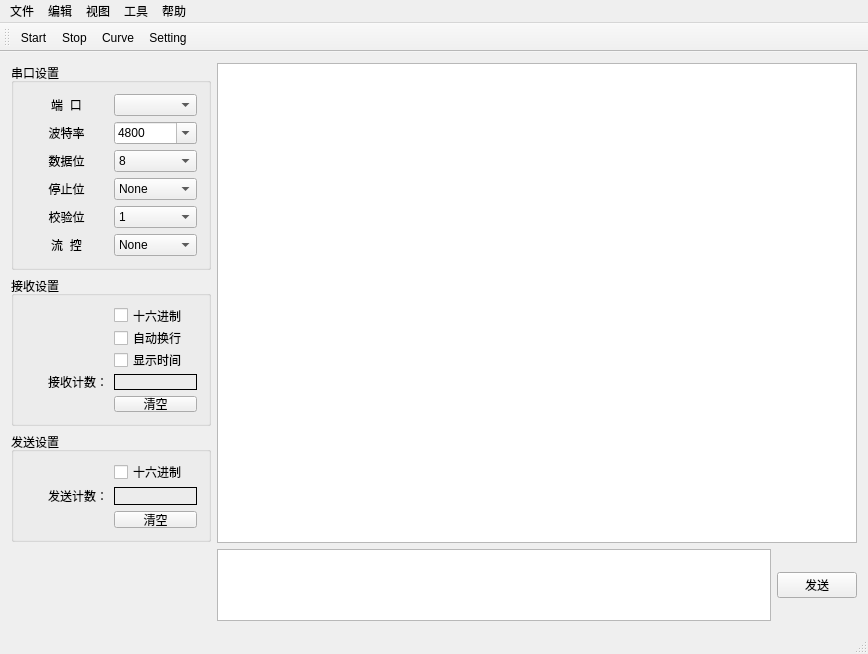
LogicPi-cn/SerialMasterQt5, file mainwindow.ui: the form before one commit.
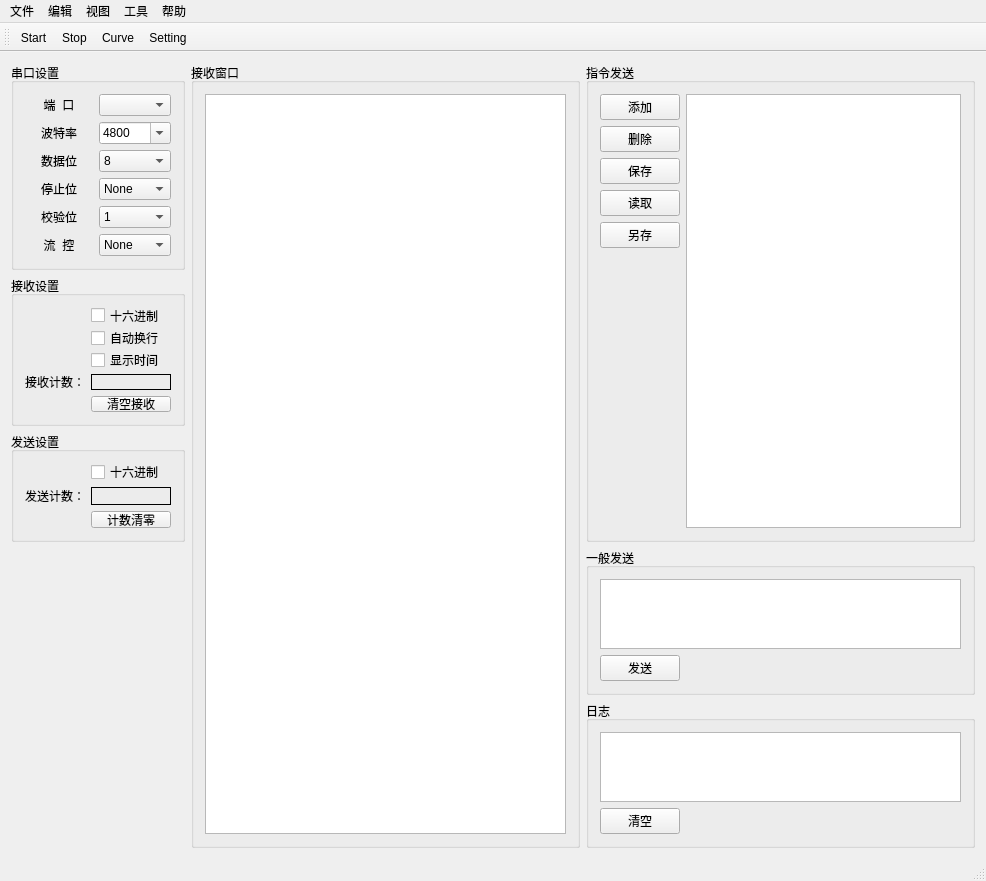
The form after the commit. Icons and pictures are not drawn.

Patch:
```diff
--- a/mainwindow.ui
+++ b/mainwindow.ui
@@ -6,8 +6,8 @@
    <rect>
     <x>0</x>
     <y>0</y>
-    <width>864</width>
-    <height>654</height>
+    <width>986</width>
+    <height>859</height>
    </rect>
   </property>
   <property name="windowTitle">
@@ -19,32 +19,12 @@
   </property>
   <widget class="QWidget" name="centralWidget">
    <layout class="QGridLayout" name="gridLayout_4">
-    <item row="4" column="2">
-     <widget class="QPushButton" name="pushButton_Send">
-      <property name="text">
-       <string>发送</string>
-      </property>
-     </widget>
-    </item>
-    <item row="3" column="0" rowspan="2">
-     <spacer name="verticalSpacer">
-      <property name="orientation">
-       <enum>Qt::Vertical</enum>
-      </property>
-      <property name="sizeHint" stdset="0">
-       <size>
-        <width>20</width>
-        <height>40</height>
-       </size>
-      </property>
-     </spacer>
-    </item>
     <item row="0" column="0">
      <widget class="QGroupBox" name="groupBox">
       <property name="minimumSize">
        <size>
-        <width>200</width>
-        <height>22</height>
+        <width>0</width>
+        <height>0</height>
        </size>
       </property>
       <property name="maximumSize">
@@ -186,65 +166,25 @@
       </layout>
      </widget>
     </item>
-    <item row="2" column="0">
-     <widget class="QGroupBox" name="groupBox_3">
-      <property name="maximumSize">
-       <size>
-        <width>16777215</width>
-        <height>110</height>
-       </size>
-      </property>
+    <item row="0" column="4" rowspan="5">
+     <widget class="QGroupBox" name="groupBox_4">
       <property name="title">
-       <string>发送设置</string>
+       <string>接收窗口</string>
       </property>
-      <layout class="QGridLayout" name="gridLayout_3">
-       <item row="0" column="1">
-        <widget class="QCheckBox" name="checkBox_SendAsHex">
-         <property name="text">
-          <string>十六进制</string>
-         </property>
-        </widget>
-       </item>
-       <item row="1" column="1">
-        <widget class="QLabel" name="label_SendCnt">
-         <property name="frameShape">
-          <enum>QFrame::Box</enum>
-         </property>
-         <property name="text">
-          <string/>
-         </property>
-        </widget>
-       </item>
-       <item row="1" column="0">
-        <widget class="QLabel" name="label_9">
-         <property name="text">
-          <string>发送计数：</string>
-         </property>
-         <property name="alignment">
-          <set>Qt::AlignRight|Qt::AlignTrailing|Qt::AlignVCenter</set>
-         </property>
-        </widget>
-       </item>
-       <item row="2" column="1">
-        <widget class="QPushButton" name="pushButton_SendClear">
-         <property name="text">
-          <string>清空</string>
+      <layout class="QGridLayout" name="gridLayout_5">
+       <item row="0" column="0">
+        <widget class="QTextEdit" name="textEdit_Receive">
+         <property name="minimumSize">
+          <size>
+           <width>0</width>
+           <height>0</height>
+          </size>
          </property>
         </widget>
        </item>
       </layout>
      </widget>
     </item>
-    <item row="0" column="1" rowspan="4" colspan="2">
-     <widget class="QTextEdit" name="textEdit_Receive">
-      <property name="minimumSize">
-       <size>
-        <width>640</width>
-        <height>480</height>
-       </size>
-      </property>
-     </widget>
-    </item>
     <item row="1" column="0">
      <widget class="QGroupBox" name="groupBox_2">
       <property name="maximumSize">
@@ -301,6 +241,110 @@
        <item row="4" column="1">
         <widget class="QPushButton" name="pushButton_ReceiveClear">
          <property name="text">
+          <string>清空接收</string>
+         </property>
+        </widget>
+       </item>
+      </layout>
+     </widget>
+    </item>
+    <item row="3" column="5">
+     <widget class="QGroupBox" name="groupBox_5">
+      <property name="title">
+       <string>一般发送</string>
+      </property>
+      <layout class="QGridLayout" name="gridLayout_6">
+       <item row="1" column="0" rowspan="3">
+        <widget class="QTextEdit" name="textEdit_Send">
+         <property name="maximumSize">
+          <size>
+           <width>16777215</width>
+           <height>200</height>
+          </size>
+         </property>
+        </widget>
+       </item>
+       <item row="4" column="0">
+        <widget class="QPushButton" name="pushButton_Send">
+         <property name="maximumSize">
+          <size>
+           <width>80</width>
+           <height>16777215</height>
+          </size>
+         </property>
+         <property name="text">
+          <string>发送</string>
+         </property>
+        </widget>
+       </item>
+      </layout>
+     </widget>
+    </item>
+    <item row="0" column="5" rowspan="3">
+     <widget class="QGroupBox" name="groupBox_6">
+      <property name="title">
+       <string>指令发送</string>
+      </property>
+      <layout class="QGridLayout" name="gridLayout_7">
+       <item row="3" column="1">
+        <widget class="QPushButton" name="pushButton_LoadCmd">
+         <property name="text">
+          <string>读取</string>
+         </property>
+        </widget>
+       </item>
+       <item row="4" column="1">
+        <widget class="QPushButton" name="pushButton_SaveAs">
+         <property name="text">
+          <string>另存</string>
+         </property>
+        </widget>
+       </item>
+       <item row="1" column="1">
+        <widget class="QPushButton" name="pushButton_RemoveCmd">
+         <property name="text">
+          <string>删除</string>
+         </property>
+        </widget>
+       </item>
+       <item row="0" column="1">
+        <widget class="QPushButton" name="pushButton_AddCmd">
+         <property name="text">
+          <string>添加</string>
+         </property>
+        </widget>
+       </item>
+       <item row="2" column="1">
+        <widget class="QPushButton" name="pushButton_SaveAllCmd">
+         <property name="text">
+          <string>保存</string>
+         </property>
+        </widget>
+       </item>
+       <item row="0" column="2" rowspan="6">
+        <widget class="QTableWidget" name="tableWidget_SendCmd"/>
+       </item>
+      </layout>
+     </widget>
+    </item>
+    <item row="4" column="5">
+     <widget class="QGroupBox" name="groupBox_7">
+      <property name="title">
+       <string>日志</string>
+      </property>
+      <layout class="QGridLayout" name="gridLayout_8">
+       <item row="0" column="0">
+        <widget class="QTextEdit" name="textEdit_Log"/>
+       </item>
+       <item row="1" column="0">
+        <widget class="QPushButton" name="pushButton_ClearLog">
+         <property name="maximumSize">
+          <size>
+           <width>80</width>
+           <height>16777215</height>
+          </size>
+         </property>
+         <property name="text">
           <string>清空</string>
          </property>
         </widget>
@@ -308,14 +352,53 @@
       </layout>
      </widget>
     </item>
-    <item row="4" column="1">
-     <widget class="QTextEdit" name="textEdit_Send">
+    <item row="2" column="0">
+     <widget class="QGroupBox" name="groupBox_3">
       <property name="maximumSize">
        <size>
         <width>16777215</width>
-        <height>200</height>
+        <height>110</height>
        </size>
       </property>
+      <property name="title">
+       <string>发送设置</string>
+      </property>
+      <layout class="QGridLayout" name="gridLayout_3">
+       <item row="1" column="0">
+        <widget class="QLabel" name="label_9">
+         <property name="text">
+          <string>发送计数：</string>
+         </property>
+         <property name="alignment">
+          <set>Qt::AlignRight|Qt::AlignTrailing|Qt::AlignVCenter</set>
+         </property>
+        </widget>
+       </item>
+       <item row="2" column="1">
+        <widget class="QPushButton" name="pushButton_SendClear">
+         <property name="text">
+          <string>计数清零</string>
+         </property>
+        </widget>
+       </item>
+       <item row="1" column="1">
+        <widget class="QLabel" name="label_SendCnt">
+         <property name="frameShape">
+          <enum>QFrame::Box</enum>
+         </property>
+         <property name="text">
+          <string/>
+         </property>
+        </widget>
+       </item>
+       <item row="0" column="1">
+        <widget class="QCheckBox" name="checkBox_SendAsHex">
+         <property name="text">
+          <string>十六进制</string>
+         </property>
+        </widget>
+       </item>
+      </layout>
      </widget>
     </item>
    </layout>
@@ -325,8 +408,8 @@
     <rect>
      <x>0</x>
      <y>0</y>
-     <width>864</width>
-     <height>23</height>
+     <width>986</width>
+     <height>22</height>
     </rect>
    </property>
    <widget class="QMenu" name="menu">
```
